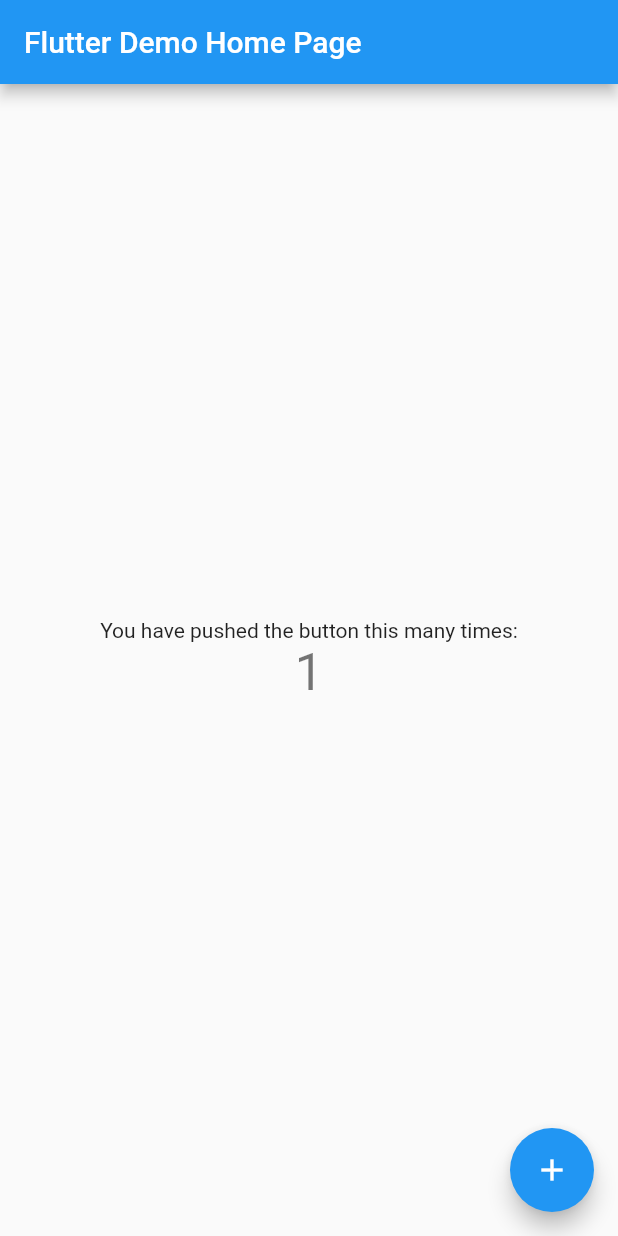
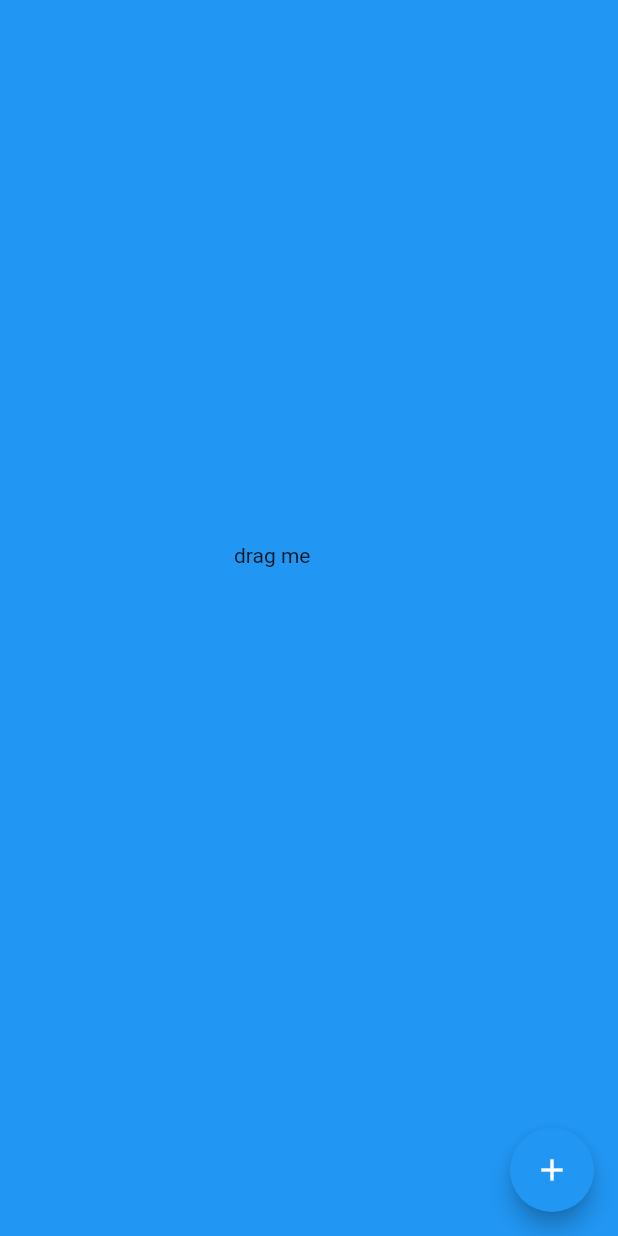
Before and after one commit to dipak-bacancy/drag, a Flutter app: the screen it shows after launch, after a tap on the "add" icon, on a phone screen of 412 x 824 dp. Run offline on Flutter 3.47's test engine with Material 2 defaults, Android fonts, the phone set to English and light mode, and no system bars.

Commit message:
Dragging completed

```diff
--- a/lib/main.dart
+++ b/lib/main.dart
@@ -1,3 +1,4 @@
+import 'package:flutter/cupertino.dart';
 import 'package:flutter/material.dart';
 
 void main() {
@@ -5,109 +6,113 @@ void main() {
 }
 
 class MyApp extends StatelessWidget {
-  // This widget is the root of your application.
   @override
   Widget build(BuildContext context) {
     return MaterialApp(
       title: 'Flutter Demo',
       theme: ThemeData(
-        // This is the theme of your application.
-        //
-        // Try running your application with "flutter run". You'll see the
-        // application has a blue toolbar. Then, without quitting the app, try
-        // changing the primarySwatch below to Colors.green and then invoke
-        // "hot reload" (press "r" in the console where you ran "flutter run",
-        // or simply save your changes to "hot reload" in a Flutter IDE).
-        // Notice that the counter didn't reset back to zero; the application
-        // is not restarted.
         primarySwatch: Colors.blue,
       ),
-      home: MyHomePage(title: 'Flutter Demo Home Page'),
+      home: Home(),
     );
   }
 }
 
-class MyHomePage extends StatefulWidget {
-  MyHomePage({Key key, this.title}) : super(key: key);
-
-  // This widget is the home page of your application. It is stateful, meaning
-  // that it has a State object (defined below) that contains fields that affect
-  // how it looks.
-
-  // This class is the configuration for the state. It holds the values (in this
-  // case the title) provided by the parent (in this case the App widget) and
-  // used by the build method of the State. Fields in a Widget subclass are
-  // always marked "final".
-
-  final String title;
+class Home extends StatefulWidget {
+  Home({Key key}) : super(key: key);
 
   @override
-  _MyHomePageState createState() => _MyHomePageState();
+  _HomeState createState() => _HomeState();
 }
 
-class _MyHomePageState extends State<MyHomePage> {
-  int _counter = 0;
+class _HomeState extends State<Home> {
+  List<Widget> _widgets = [];
 
-  void _incrementCounter() {
-    setState(() {
-      // This call to setState tells the Flutter framework that something has
-      // changed in this State, which causes it to rerun the build method below
-      // so that the display can reflect the updated values. If we changed
-      // _counter without calling setState(), then the build method would not be
-      // called again, and so nothing would appear to happen.
-      _counter++;
-    });
-  }
+  Widget temp;
 
   @override
   Widget build(BuildContext context) {
-    // This method is rerun every time setState is called, for instance as done
-    // by the _incrementCounter method above.
-    //
-    // The Flutter framework has been optimized to make rerunning build methods
-    // fast, so that you can just rebuild anything that needs updating rather
-    // than having to individually change instances of widgets.
     return Scaffold(
-      appBar: AppBar(
-        // Here we take the value from the MyHomePage object that was created by
-        // the App.build method, and use it to set our appbar title.
-        title: Text(widget.title),
-      ),
-      body: Center(
-        // Center is a layout widget. It takes a single child and positions it
-        // in the middle of the parent.
-        child: Column(
-          // Column is also a layout widget. It takes a list of children and
-          // arranges them vertically. By default, it sizes itself to fit its
-          // children horizontally, and tries to be as tall as its parent.
-          //
-          // Invoke "debug painting" (press "p" in the console, choose the
-          // "Toggle Debug Paint" action from the Flutter Inspector in Android
-          // Studio, or the "Toggle Debug Paint" command in Visual Studio Code)
-          // to see the wireframe for each widget.
-          //
-          // Column has various properties to control how it sizes itself and
-          // how it positions its children. Here we use mainAxisAlignment to
-          // center the children vertically; the main axis here is the vertical
-          // axis because Columns are vertical (the cross axis would be
-          // horizontal).
-          mainAxisAlignment: MainAxisAlignment.center,
-          children: <Widget>[
-            Text(
-              'You have pushed the button this many times:',
-            ),
-            Text(
-              '$_counter',
-              style: Theme.of(context).textTheme.headline4,
-            ),
-          ],
-        ),
+      body: Stack(
+        children: <Widget>[
+          Container(
+            color: Colors.blue,
+          ),
+          ..._widgets,
+        ],
       ),
       floatingActionButton: FloatingActionButton(
-        onPressed: _incrementCounter,
-        tooltip: 'Increment',
+        onPressed: () {
+          _widgets.add(Drag());
+          setState(() {});
+        },
         child: Icon(Icons.add),
-      ), // This trailing comma makes auto-formatting nicer for build methods.
+      ),
     );
   }
 }
+
+class Drag extends StatefulWidget {
+  Drag({Key key}) : super(key: key);
+
+  @override
+  _DragState createState() => _DragState();
+}
+
+class _DragState extends State<Drag> {
+  double top = 0;
+  double left = 0;
+
+  double _x;
+  double _y;
+
+  @override
+  Widget build(BuildContext context) {
+    double width = MediaQuery.of(context).size.width;
+    double height = MediaQuery.of(context).size.height;
+    return Align(
+      alignment:
+          _x == null && _y == null ? Alignment.center : Alignment(-1, -1),
+      child: Draggable(
+        child: Container(
+          padding: EdgeInsets.only(top: top, left: left),
+          child: DragItem(),
+        ),
+        feedback: Container(
+          padding: EdgeInsets.only(top: top, left: left),
+          child: Icon(
+            Icons.run_circle,
+            size: 40,
+          ),
+        ),
+        childWhenDragging: Container(
+          padding: EdgeInsets.only(top: top, left: left),
+          child: DragItem(),
+        ),
+        onDragCompleted: () {},
+        onDragEnd: (drag) {
+          setState(() {
+            top = top + drag.offset.dy < 0 ? 0 : top + drag.offset.dy;
+            left = left + drag.offset.dx < 0 ? 0 : left + drag.offset.dx;
+
+            _x = top / height;
+            _y = left / width;
+          });
+        },
+      ),
+    );
+  }
+}
+
+class DragItem extends StatelessWidget {
+  const DragItem({Key key}) : super(key: key);
+
+  @override
+  Widget build(BuildContext context) {
+    return Container(
+      height: 100,
+      width: 100,
+      child: Text('drag me'),
+    );
+  }
+}
```
